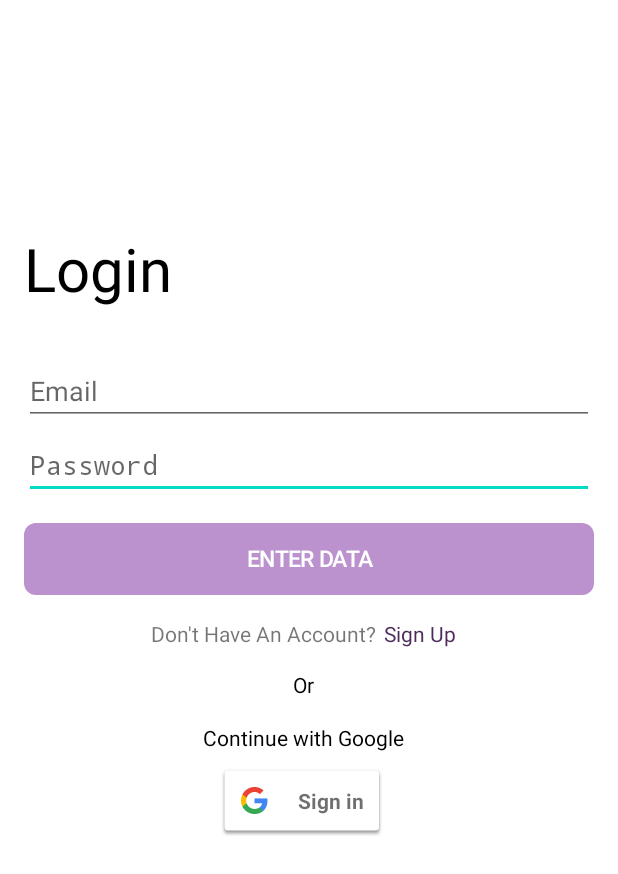
After one commit to bryantach06/MyMentor, an Android app: the layout activity_login.xml on its own in the app's theme, with its tools: preview values and no code run, on a phone screen of 412 x 824 dp. The commit adds this screen. Shown: the top 874 px of the screen. Run offline under Robolectric (Android 15) with nearby library versions, the light colour scheme and no system bars.

Commit message:
login ui + firebase auth (email & password, google sign in)

```diff
--- a/app/src/main/java/com/capstone/mymentor/MainActivity.kt
+++ b/app/src/main/java/com/capstone/mymentor/MainActivity.kt
@@ -22,8 +22,6 @@ class MainActivity : AppCompatActivity() {
         binding = ActivityMainBinding.inflate(layoutInflater)
         setContentView(binding.root)
 
-        setSupportActionBar(binding.toolbar)
-
         val navController = findNavController(R.id.nav_host_fragment_content_main)
         appBarConfiguration = AppBarConfiguration(navController.graph)
         setupActionBarWithNavController(navController, appBarConfiguration)
--- /dev/null
+++ b/app/src/main/java/com/capstone/mymentor/customs/CustomButton.kt
@@ -0,0 +1,44 @@
+package com.capstone.mymentor.customs
+
+import android.content.Context
+import android.graphics.Canvas
+import android.graphics.drawable.Drawable
+import android.util.AttributeSet
+import android.view.Gravity
+import androidx.appcompat.widget.AppCompatButton
+import androidx.core.content.ContextCompat
+import com.capstone.mymentor.R
+
+class CustomButton: AppCompatButton {
+
+    private lateinit var enabledBackground: Drawable
+    private lateinit var disabledBackground: Drawable
+    private var txtColor: Int = 0
+
+    constructor(context: Context) : super(context) {
+        init()
+    }
+
+    constructor(context: Context, attrs: AttributeSet) : super(context, attrs) {
+        init()
+    }
+
+    constructor(context: Context, attrs: AttributeSet, defStyleAttr: Int) : super(context, attrs, defStyleAttr) {
+        init()
+    }
+
+    override fun onDraw(canvas: Canvas?) {
+        super.onDraw(canvas)
+        background = if (isEnabled) enabledBackground else disabledBackground
+        setTextColor(txtColor)
+        textSize = 15f
+        gravity = Gravity.CENTER
+        text = if (isEnabled) "Submit" else "Enter Data"
+    }
+
+    private fun init() {
+        txtColor = ContextCompat.getColor(context, android.R.color.background_light)
+        enabledBackground = ContextCompat.getDrawable(context, R.drawable.bg_button) as Drawable
+        disabledBackground = ContextCompat.getDrawable(context, R.drawable.bg_button_disabled) as Drawable
+    }
+}
--- /dev/null
+++ b/app/src/main/java/com/capstone/mymentor/customs/CustomEditText.kt
@@ -0,0 +1,57 @@
+package com.capstone.mymentor.customs
+
+import android.content.Context
+import android.text.InputType
+import android.util.AttributeSet
+import androidx.appcompat.widget.AppCompatEditText
+
+class MyEditText : AppCompatEditText {
+
+    private var hasBeenTouched = false
+
+    constructor(context: Context) : super(context) {
+        init()
+    }
+
+    constructor(context: Context, attrs: AttributeSet) : super(context, attrs) {
+        init()
+    }
+
+    constructor(context: Context, attrs: AttributeSet, defStyleAttr: Int) : super(
+        context,
+        attrs,
+        defStyleAttr
+    ) {
+        init()
+    }
+
+    private fun init() {
+        inputType = InputType.TYPE_CLASS_TEXT or InputType.TYPE_TEXT_VARIATION_PASSWORD
+        setOnTouchListener { _, _ ->
+            hasBeenTouched = true
+            false
+        }
+    }
+
+    private fun validatePassword() {
+        if (hasBeenTouched) {
+            val password = text.toString()
+            if (password.length < 8) {
+                error = "Password must be at least 8 characters long"
+            } else {
+                error = null
+            }
+        }
+    }
+
+    override fun onTextChanged(
+        text: CharSequence?,
+        start: Int,
+        lengthBefore: Int,
+        lengthAfter: Int
+    ) {
+        super.onTextChanged(text, start, lengthBefore, lengthAfter)
+        validatePassword()
+    }
+
+}
--- /dev/null
+++ b/app/src/main/res/drawable/bg_button.xml
@@ -0,0 +1,17 @@
+<?xml version="1.0" encoding="utf-8"?>
+<selector xmlns:android="http://schemas.android.com/apk/res/android">
+    <item android:state_pressed="true">
+        <shape>
+            <solid android:color="@color/main_purple" />
+            <corners android:radius="6dp" />
+            <padding android:left="4dp" android:right="4dp" />
+        </shape>
+    </item>
+    <item>
+        <shape>
+            <solid android:color="@color/main_purple" />
+            <corners android:radius="8dp" />
+            <padding android:left="4dp" android:right="4dp" />
+        </shape>
+    </item>
+</selector>
--- /dev/null
+++ b/app/src/main/res/drawable/bg_button_disabled.xml
@@ -0,0 +1,17 @@
+<?xml version="1.0" encoding="utf-8"?>
+<selector xmlns:android="http://schemas.android.com/apk/res/android">
+    <item android:state_pressed="true">
+        <shape>
+            <solid android:color="@color/disabled_button_purple" />
+            <corners android:radius="6dp" />
+            <padding android:left="4dp" android:right="4dp" />
+        </shape>
+    </item>
+    <item>
+        <shape>
+            <solid android:color="@color/disabled_button_purple" />
+            <corners android:radius="8dp" />
+            <padding android:left="4dp" android:right="4dp" />
+        </shape>
+    </item>
+</selector>
--- /dev/null
+++ b/app/src/main/res/layout-w1240dp/activity_login.xml
@@ -0,0 +1,69 @@
+<?xml version="1.0" encoding="utf-8"?>
+<androidx.constraintlayout.widget.ConstraintLayout xmlns:android="http://schemas.android.com/apk/res/android"
+    xmlns:app="http://schemas.android.com/apk/res-auto"
+    xmlns:tools="http://schemas.android.com/tools"
+    android:id="@+id/container"
+    android:layout_width="match_parent"
+    android:layout_height="match_parent"
+    android:paddingLeft="@dimen/activity_horizontal_margin"
+    android:paddingTop="@dimen/activity_vertical_margin"
+    android:paddingRight="@dimen/activity_horizontal_margin"
+    android:paddingBottom="@dimen/activity_vertical_margin"
+    tools:context=".ui.login.LoginActivity">
+
+    <EditText
+        android:id="@+id/username"
+        android:layout_width="0dp"
+        android:layout_height="wrap_content"
+        android:layout_marginTop="96dp"
+        android:hint="@string/prompt_email"
+        android:inputType="textEmailAddress"
+        android:selectAllOnFocus="true"
+        app:layout_constraintEnd_toEndOf="parent"
+        app:layout_constraintStart_toStartOf="parent"
+        app:layout_constraintTop_toTopOf="parent" />
+
+    <EditText
+        android:id="@+id/password"
+        android:layout_width="0dp"
+        android:layout_height="wrap_content"
+        android:layout_marginTop="8dp"
+        android:hint="@string/prompt_password"
+        android:imeActionLabel="@string/action_sign_in_short"
+        android:imeOptions="actionDone"
+        android:inputType="textPassword"
+        android:selectAllOnFocus="true"
+        app:layout_constraintEnd_toEndOf="parent"
+        app:layout_constraintStart_toStartOf="parent"
+        app:layout_constraintTop_toBottomOf="@+id/username" />
+
+    <Button
+        android:id="@+id/login"
+        android:layout_width="wrap_content"
+        android:layout_height="wrap_content"
+        android:layout_gravity="start"
+        android:layout_marginTop="16dp"
+        android:layout_marginBottom="64dp"
+        android:enabled="false"
+        android:text="@string/action_login"
+        app:layout_constraintBottom_toBottomOf="parent"
+        app:layout_constraintEnd_toEndOf="parent"
+        app:layout_constraintStart_toStartOf="parent"
+        app:layout_constraintTop_toBottomOf="@+id/password"
+        app:layout_constraintVertical_bias="0.2" />
+
+    <ProgressBar
+        android:id="@+id/loading"
+        android:layout_width="wrap_content"
+        android:layout_height="wrap_content"
+        android:layout_gravity="center"
+        android:layout_marginTop="64dp"
+        android:layout_marginBottom="64dp"
+        android:visibility="gone"
+        app:layout_constraintBottom_toBottomOf="parent"
+        app:layout_constraintEnd_toEndOf="@+id/password"
+        app:layout_constraintStart_toStartOf="@+id/password"
+        app:layout_constraintTop_toTopOf="parent"
+        app:layout_constraintVertical_bias="0.3" />
+
+</androidx.constraintlayout.widget.ConstraintLayout>
--- /dev/null
+++ b/app/src/main/res/layout-w936dp/activity_login.xml
@@ -0,0 +1,76 @@
+<?xml version="1.0" encoding="utf-8"?>
+<androidx.constraintlayout.widget.ConstraintLayout xmlns:android="http://schemas.android.com/apk/res/android"
+    xmlns:app="http://schemas.android.com/apk/res-auto"
+    xmlns:tools="http://schemas.android.com/tools"
+    android:id="@+id/container"
+    android:layout_width="match_parent"
+    android:layout_height="match_parent"
+    android:paddingLeft="@dimen/activity_horizontal_margin"
+    android:paddingTop="@dimen/activity_vertical_margin"
+    android:paddingRight="@dimen/activity_horizontal_margin"
+    android:paddingBottom="@dimen/activity_vertical_margin"
+    tools:context=".ui.login.LoginActivity">
+
+    <androidx.constraintlayout.widget.ConstraintLayout
+        android:layout_width="840dp"
+        android:layout_height="match_parent"
+        app:layout_constraintEnd_toEndOf="parent"
+        app:layout_constraintStart_toStartOf="parent">
+
+        <EditText
+            android:id="@+id/username"
+            android:layout_width="0dp"
+            android:layout_height="wrap_content"
+            android:layout_marginTop="96dp"
+            android:hint="@string/prompt_email"
+            android:inputType="textEmailAddress"
+            android:selectAllOnFocus="true"
+            app:layout_constraintEnd_toEndOf="parent"
+            app:layout_constraintStart_toStartOf="parent"
+            app:layout_constraintTop_toTopOf="parent" />
+
+        <EditText
+            android:id="@+id/password"
+            android:layout_width="0dp"
+            android:layout_height="wrap_content"
+            android:layout_marginTop="8dp"
+            android:hint="@string/prompt_password"
+            android:imeActionLabel="@string/action_sign_in_short"
+            android:imeOptions="actionDone"
+            android:inputType="textPassword"
+            android:selectAllOnFocus="true"
+            app:layout_constraintEnd_toEndOf="parent"
+            app:layout_constraintStart_toStartOf="parent"
+            app:layout_constraintTop_toBottomOf="@+id/username" />
+
+        <Button
+            android:id="@+id/login"
+            android:layout_width="wrap_content"
+            android:layout_height="wrap_content"
+            android:layout_gravity="start"
+            android:layout_marginTop="16dp"
+            android:layout_marginBottom="64dp"
+            android:enabled="false"
+            android:text="@string/action_login"
+            app:layout_constraintBottom_toBottomOf="parent"
+            app:layout_constraintEnd_toEndOf="parent"
+            app:layout_constraintStart_toStartOf="parent"
+            app:layout_constraintTop_toBottomOf="@+id/password"
+            app:layout_constraintVertical_bias="0.2" />
+
+        <ProgressBar
+            android:id="@+id/loading"
+            android:layout_width="wrap_content"
+            android:layout_height="wrap_content"
+            android:layout_gravity="center"
+            android:layout_marginTop="64dp"
+            android:layout_marginBottom="64dp"
+            android:visibility="gone"
+            app:layout_constraintBottom_toBottomOf="parent"
+            app:layout_constraintEnd_toEndOf="@+id/password"
+            app:layout_constraintStart_toStartOf="@+id/password"
+            app:layout_constraintTop_toTopOf="parent"
+            app:layout_constraintVertical_bias="0.3" />
+
+    </androidx.constraintlayout.widget.ConstraintLayout>
+</androidx.constraintlayout.widget.ConstraintLayout>
--- /dev/null
+++ b/app/src/main/res/layout/activity_login.xml
@@ -0,0 +1,132 @@
+<?xml version="1.0" encoding="utf-8"?>
+<androidx.constraintlayout.widget.ConstraintLayout xmlns:android="http://schemas.android.com/apk/res/android"
+    xmlns:app="http://schemas.android.com/apk/res-auto"
+    xmlns:tools="http://schemas.android.com/tools"
+    android:id="@+id/container"
+    android:layout_width="match_parent"
+    android:layout_height="match_parent"
+    android:paddingLeft="@dimen/activity_horizontal_margin"
+    android:paddingTop="@dimen/activity_vertical_margin"
+    android:paddingRight="@dimen/activity_horizontal_margin"
+    android:paddingBottom="@dimen/activity_vertical_margin"
+    tools:context=".ui.login.LoginActivity">
+
+    <com.capstone.mymentor.customs.MyEditText
+        android:id="@+id/password"
+        android:layout_width="0dp"
+        android:layout_height="wrap_content"
+        android:layout_marginTop="4dp"
+        android:hint="@string/prompt_password"
+        android:inputType="textPassword"
+        app:layout_constraintEnd_toEndOf="parent"
+        app:layout_constraintStart_toStartOf="parent"
+        app:layout_constraintTop_toBottomOf="@+id/username" />
+
+    <EditText
+        android:id="@+id/username"
+        android:layout_width="0dp"
+        android:layout_height="wrap_content"
+        android:layout_marginTop="32dp"
+        android:hint="@string/prompt_email"
+        android:selectAllOnFocus="true"
+        app:layout_constraintEnd_toEndOf="parent"
+        app:layout_constraintStart_toStartOf="parent"
+        app:layout_constraintTop_toBottomOf="@+id/tv_login_title"
+        android:autofillHints="Email"
+        android:inputType="textEmailAddress" />
+
+    <com.capstone.mymentor.customs.CustomButton
+        android:id="@+id/login"
+        android:layout_width="0dp"
+        android:layout_height="wrap_content"
+        android:layout_gravity="start"
+        android:layout_marginTop="16dp"
+        android:enabled="false"
+        android:text="@string/action_login"
+        app:layout_constraintEnd_toEndOf="@+id/password"
+        app:layout_constraintHorizontal_bias="0.502"
+        app:layout_constraintStart_toStartOf="@+id/password"
+        app:layout_constraintTop_toBottomOf="@+id/password" />
+
+    <ProgressBar
+        android:id="@+id/loading"
+        android:layout_width="wrap_content"
+        android:layout_height="wrap_content"
+        android:layout_gravity="center"
+        android:visibility="gone"
+        app:layout_constraintBottom_toBottomOf="parent"
+        app:layout_constraintEnd_toEndOf="parent"
+        app:layout_constraintStart_toStartOf="parent"
+        app:layout_constraintTop_toTopOf="parent" />
+
+    <TextView
+        android:id="@+id/tv_login_title"
+        android:layout_width="wrap_content"
+        android:layout_height="wrap_content"
+        android:layout_marginTop="136dp"
+        android:text="@string/login_title"
+        android:textColor="@color/black"
+        android:textSize="40sp"
+        app:layout_constraintEnd_toEndOf="@+id/username"
+        app:layout_constraintHorizontal_bias="0.0"
+        app:layout_constraintStart_toStartOf="@+id/username"
+        app:layout_constraintTop_toTopOf="parent" />
+
+    <TextView
+        android:id="@+id/tv_login_signup_direct"
+        android:layout_width="wrap_content"
+        android:layout_height="wrap_content"
+        android:layout_marginTop="16dp"
+        android:text="@string/login_page_sign_up_direction"
+        app:layout_constraintEnd_toEndOf="@+id/login"
+        app:layout_constraintHorizontal_bias="0.368"
+        app:layout_constraintStart_toStartOf="@+id/login"
+        app:layout_constraintTop_toBottomOf="@+id/login" />
+
+    <TextView
+        android:id="@+id/tv_login_action_signup"
+        android:layout_width="wrap_content"
+        android:layout_height="wrap_content"
+        android:layout_marginStart="5dp"
+        android:text="@string/action_login_page_sign_up"
+        android:textColor="@color/main_purple"
+        app:layout_constraintEnd_toEndOf="@+id/login"
+        app:layout_constraintHorizontal_bias="0.0"
+        app:layout_constraintStart_toEndOf="@+id/tv_login_signup_direct"
+        app:layout_constraintTop_toTopOf="@+id/tv_login_signup_direct" />
+
+    <TextView
+        android:id="@+id/tv_or"
+        android:layout_width="wrap_content"
+        android:layout_height="wrap_content"
+        android:layout_marginTop="50dp"
+        android:text="@string/or"
+        android:textColor="@color/black"
+        app:layout_constraintEnd_toEndOf="@+id/tv_login_action_signup"
+        app:layout_constraintStart_toStartOf="@+id/tv_login_signup_direct"
+        app:layout_constraintTop_toBottomOf="@+id/login" />
+
+    <com.google.android.gms.common.SignInButton
+        android:id="@+id/googleLogin"
+        android:layout_width="wrap_content"
+        android:layout_height="wrap_content"
+        android:layout_marginTop="8dp"
+        app:layout_constraintBottom_toBottomOf="parent"
+        app:layout_constraintEnd_toEndOf="@+id/tv_google_signin"
+        app:layout_constraintHorizontal_bias="0.442"
+        app:layout_constraintStart_toStartOf="@+id/tv_google_signin"
+        app:layout_constraintTop_toBottomOf="@+id/tv_google_signin"
+        app:layout_constraintVertical_bias="0.0" />
+
+    <TextView
+        android:id="@+id/tv_google_signin"
+        android:layout_width="wrap_content"
+        android:layout_height="wrap_content"
+        android:layout_marginTop="16dp"
+        android:textColor="@color/black"
+        android:text="@string/tv_signin_with_google"
+        app:layout_constraintEnd_toEndOf="@+id/tv_or"
+        app:layout_constraintStart_toStartOf="@+id/tv_or"
+        app:layout_constraintTop_toBottomOf="@+id/tv_or" />
+
+</androidx.constraintlayout.widget.ConstraintLayout>
--- a/app/src/main/res/values-land/dimens.xml
+++ b/app/src/main/res/values-land/dimens.xml
@@ -1,3 +1,4 @@
 <resources>
     <dimen name="fab_margin">48dp</dimen>
+    <dimen name="activity_horizontal_margin">48dp</dimen>
 </resources>
--- a/app/src/main/res/values-w1240dp/dimens.xml
+++ b/app/src/main/res/values-w1240dp/dimens.xml
@@ -1,3 +1,4 @@
 <resources>
     <dimen name="fab_margin">200dp</dimen>
+    <dimen name="activity_horizontal_margin">200dp</dimen>
 </resources>
--- a/app/src/main/res/values-w600dp/dimens.xml
+++ b/app/src/main/res/values-w600dp/dimens.xml
@@ -1,3 +1,4 @@
 <resources>
     <dimen name="fab_margin">48dp</dimen>
+    <dimen name="activity_horizontal_margin">48dp</dimen>
 </resources>
--- a/app/src/main/res/values/colors.xml
+++ b/app/src/main/res/values/colors.xml
@@ -7,4 +7,6 @@
     <color name="teal_700">#FF018786</color>
     <color name="black">#FF000000</color>
     <color name="white">#FFFFFFFF</color>
+    <color name="main_purple">#4D2C5C</color>
+    <color name="disabled_button_purple">#BB92CD</color>
 </resources>
--- a/app/src/main/res/values/dimens.xml
+++ b/app/src/main/res/values/dimens.xml
@@ -1,3 +1,6 @@
 <resources>
     <dimen name="fab_margin">16dp</dimen>
+    <!-- Default screen margins, per the Android Design guidelines. -->
+    <dimen name="activity_horizontal_margin">16dp</dimen>
+    <dimen name="activity_vertical_margin">16dp</dimen>
 </resources>
--- a/app/src/main/res/values/strings.xml
+++ b/app/src/main/res/values/strings.xml
@@ -43,4 +43,18 @@
         libero vel nunc consequat, quis tincidunt nisl eleifend. Cras bibendum enim a justo luctus
         vestibulum. Fusce dictum libero quis erat maximus, vitae volutpat diam dignissim.
     </string>
+    <string name="title_activity_login">LoginActivity</string>
+    <string name="prompt_email">Email</string>
+    <string name="prompt_password">Password</string>
+    <string name="action_login">Login</string>
+    <string name="action_sign_in_short">Sign in</string>
+    <string name="welcome">"Welcome !"</string>
+    <string name="invalid_username">Not a valid username</string>
+    <string name="invalid_password">Password must be >5 characters</string>
+    <string name="login_failed">"Login failed"</string>
+    <string name="login_title">Login</string>
+    <string name="action_login_page_sign_up">Sign Up</string>
+    <string name="login_page_sign_up_direction">Don\'t Have An Account?</string>
+    <string name="or">Or</string>
+    <string name="tv_signin_with_google">Continue with Google</string>
 </resources>
--- a/build.gradle
+++ b/build.gradle
@@ -1,4 +1,8 @@
-// Top-level build file where you can add configuration options common to all sub-projects/modules.
+buildscript {
+    dependencies {
+        classpath 'com.google.gms:google-services:4.3.15'
+    }
+}// Top-level build file where you can add configuration options common to all sub-projects/modules.
 plugins {
     id 'com.android.application' version '8.0.1' apply false
     id 'com.android.library' version '8.0.1' apply false
```
Also changed, not shown: app/build.gradle (+11 -4 lines), app/src/main/AndroidManifest.xml (+9 -0 lines), app/src/main/java/com/capstone/mymentor/ui/login/LoginActivity.kt (added, +160 -0 lines), 1 other file.
